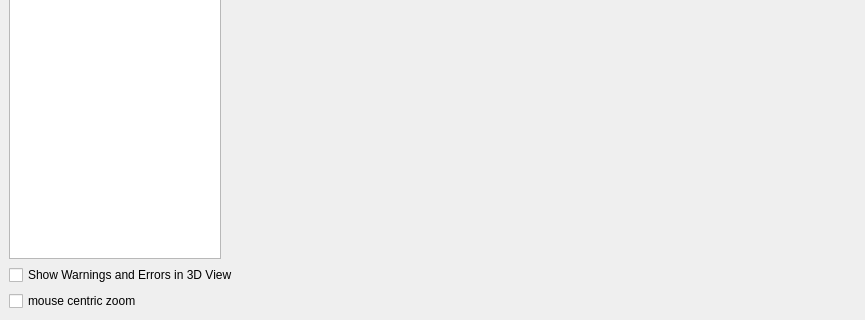
Old version of the form src/gui/Preferences.ui in the repository Stocko-2073/openscad; both pictures show x 0 to 865 and y 540 to 860 of the 865 by 860 pixel window.
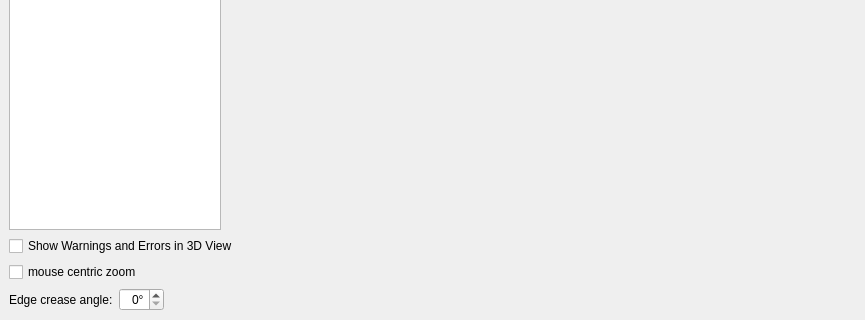
New version of the form. The open tabs and pages were chosen to show the change. Icons and pictures are not drawn. Custom widgets are drawn as their Qt base class.

Commit message: glview: Show Edges draws face outlines and creases, not triangles

The edit to the form file:
```diff
--- a/src/gui/Preferences.ui
+++ b/src/gui/Preferences.ui
@@ -107,6 +107,49 @@
           </property>
          </widget>
         </item>
+        <item>
+         <layout class="QHBoxLayout" name="horizontalLayoutEdgeCreaseAngle">
+          <item>
+           <widget class="QLabel" name="labelEdgeCreaseAngle">
+            <property name="text">
+             <string>Edge crease angle:</string>
+            </property>
+            <property name="buddy">
+             <cstring>spinBoxEdgeCreaseAngle</cstring>
+            </property>
+           </widget>
+          </item>
+          <item>
+           <widget class="QSpinBox" name="spinBoxEdgeCreaseAngle">
+            <property name="toolTip">
+             <string>Show Edges hides edges where faces meet at less than this angle. 0° hides only edges inside flat faces.</string>
+            </property>
+            <property name="alignment">
+             <set>Qt::AlignRight|Qt::AlignTrailing|Qt::AlignVCenter</set>
+            </property>
+            <property name="keyboardTracking">
+             <bool>false</bool>
+            </property>
+            <property name="suffix">
+             <string>°</string>
+            </property>
+           </widget>
+          </item>
+          <item>
+           <spacer name="horizontalSpacerEdgeCreaseAngle">
+            <property name="orientation">
+             <enum>Qt::Horizontal</enum>
+            </property>
+            <property name="sizeHint" stdset="0">
+             <size>
+              <width>40</width>
+              <height>20</height>
+             </size>
+            </property>
+           </spacer>
+          </item>
+         </layout>
+        </item>
        </layout>
       </widget>
       <widget class="QWidget" name="pageEditor">
```
The commit also changes 8 other files.
